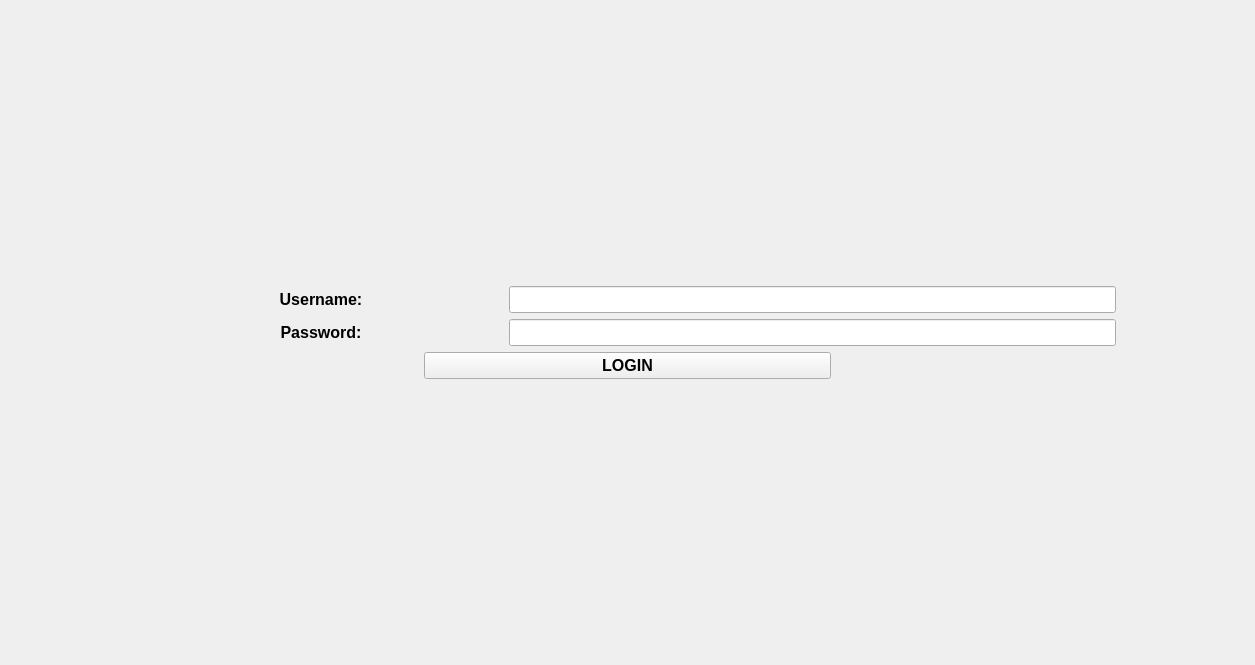
Old version of the form mainwindow.ui in the repository Robertzzel/NAS-CLIENT.
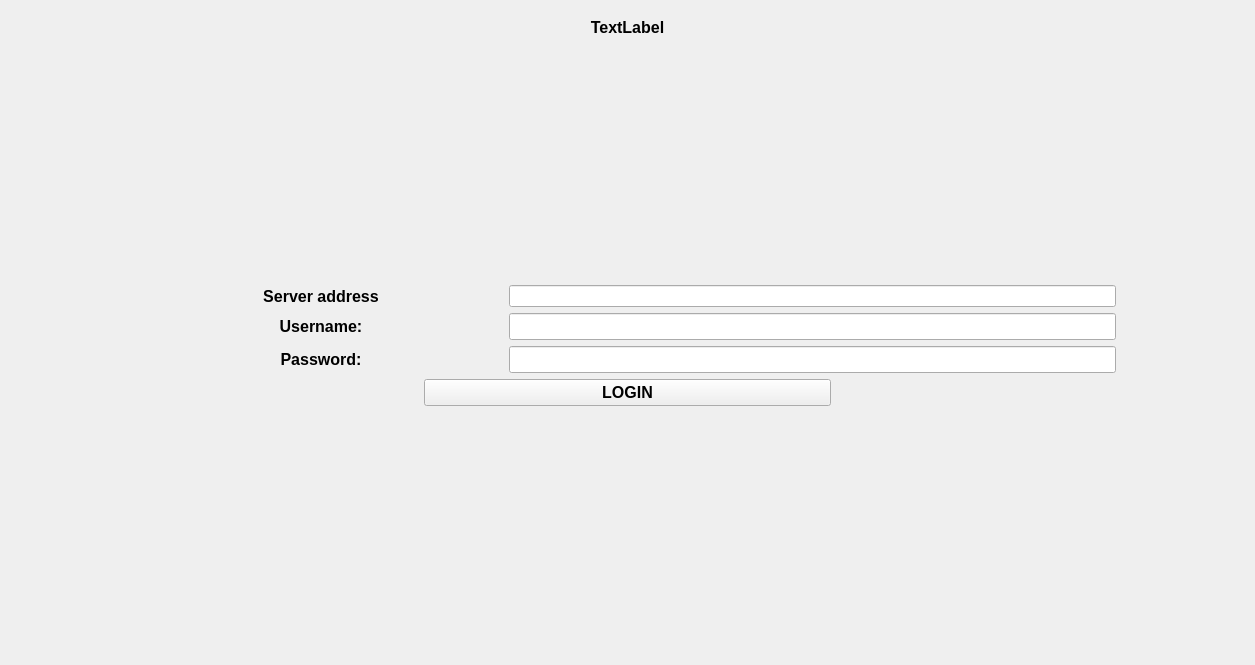
New version of the form. The open tabs and pages were chosen to show the change.

```diff
--- a/mainwindow.ui
+++ b/mainwindow.ui
@@ -168,7 +168,23 @@
       <widget class="QWidget" name="login_page">
        <layout class="QGridLayout" name="gridLayout_2">
         <item row="0" column="0">
-         <layout class="QVBoxLayout" name="verticalLayout_8" stretch="20,10,10,10,20">
+         <layout class="QVBoxLayout" name="verticalLayout_8" stretch="0,20,10,10,10,10,20">
+          <item>
+           <widget class="QLabel" name="loginStatusLabel">
+            <property name="font">
+             <font>
+              <pointsize>12</pointsize>
+              <bold>true</bold>
+             </font>
+            </property>
+            <property name="text">
+             <string>TextLabel</string>
+            </property>
+            <property name="alignment">
+             <set>Qt::AlignCenter</set>
+            </property>
+           </widget>
+          </item>
           <item>
            <spacer name="verticalSpacer_7">
             <property name="orientation">
@@ -182,6 +198,55 @@
             </property>
            </spacer>
           </item>
+          <item>
+           <layout class="QHBoxLayout" name="horizontalLayout_4" stretch="5,15,25,5">
+            <item>
+             <spacer name="horizontalSpacer_7">
+              <property name="orientation">
+               <enum>Qt::Horizontal</enum>
+              </property>
+              <property name="sizeHint" stdset="0">
+               <size>
+                <width>40</width>
+                <height>20</height>
+               </size>
+              </property>
+             </spacer>
+            </item>
+            <item>
+             <widget class="QLabel" name="label_5">
+              <property name="font">
+               <font>
+                <pointsize>12</pointsize>
+                <bold>true</bold>
+               </font>
+              </property>
+              <property name="text">
+               <string>Server address</string>
+              </property>
+              <property name="alignment">
+               <set>Qt::AlignCenter</set>
+              </property>
+             </widget>
+            </item>
+            <item>
+             <widget class="QLineEdit" name="serverAddressLineEdit"/>
+            </item>
+            <item>
+             <spacer name="horizontalSpacer_8">
+              <property name="orientation">
+               <enum>Qt::Horizontal</enum>
+              </property>
+              <property name="sizeHint" stdset="0">
+               <size>
+                <width>40</width>
+                <height>20</height>
+               </size>
+              </property>
+             </spacer>
+            </item>
+           </layout>
+          </item>
           <item>
            <layout class="QHBoxLayout" name="horizontalLayout_9" stretch="5,15,25,5">
             <item>
```
Left out of the diff: 13 changed lines with no effect on the pictures.
